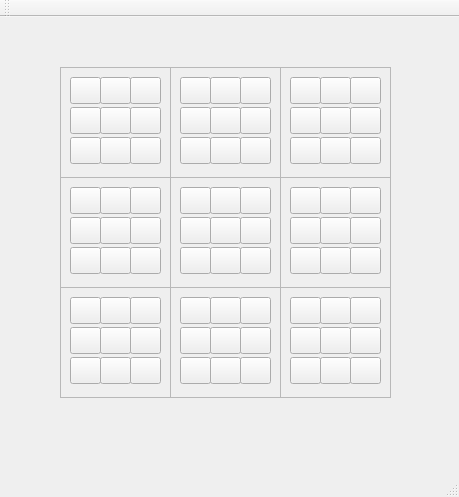
First picture: the form in UltimateTTT/mainwindow.ui, repository srihegde/UltimateTTT, before the edit.
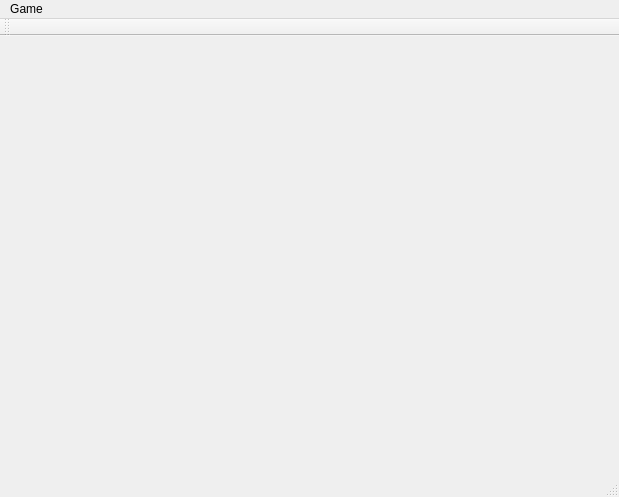
Second picture: the form after the edit.

Commit message: Working GUI with Logic Handles

The edit to the form file:
```diff
--- a/UltimateTTT/mainwindow.ui
+++ b/UltimateTTT/mainwindow.ui
@@ -6,1221 +6,30 @@
    <rect>
     <x>0</x>
     <y>0</y>
-    <width>459</width>
+    <width>619</width>
     <height>497</height>
    </rect>
   </property>
   <property name="windowTitle">
    <string>MainWindow</string>
   </property>
-  <widget class="QWidget" name="centralWidget">
-   <widget class="QFrame" name="frame">
-    <property name="geometry">
-     <rect>
-      <x>60</x>
-      <y>50</y>
-      <width>111</width>
-      <height>111</height>
-     </rect>
-    </property>
-    <property name="frameShape">
-     <enum>QFrame::StyledPanel</enum>
-    </property>
-    <property name="frameShadow">
-     <enum>QFrame::Raised</enum>
-    </property>
-    <widget class="QPushButton" name="pushButton_6">
-     <property name="geometry">
-      <rect>
-       <x>10</x>
-       <y>40</y>
-       <width>31</width>
-       <height>27</height>
-      </rect>
-     </property>
-     <property name="text">
-      <string/>
-     </property>
-    </widget>
-    <widget class="QPushButton" name="pushButton_3">
-     <property name="geometry">
-      <rect>
-       <x>70</x>
-       <y>10</y>
-       <width>31</width>
-       <height>27</height>
-      </rect>
-     </property>
-     <property name="text">
-      <string/>
-     </property>
-    </widget>
-    <widget class="QPushButton" name="pushButton_5">
-     <property name="geometry">
-      <rect>
-       <x>70</x>
-       <y>40</y>
-       <width>31</width>
-       <height>27</height>
-      </rect>
-     </property>
-     <property name="text">
-      <string/>
-     </property>
-    </widget>
-    <widget class="QPushButton" name="pushButton_8">
-     <property name="geometry">
-      <rect>
-       <x>40</x>
-       <y>70</y>
-       <width>31</width>
-       <height>27</height>
-      </rect>
-     </property>
-     <property name="text">
-      <string/>
-     </property>
-    </widget>
-    <widget class="QPushButton" name="pushButton_2">
-     <property name="geometry">
-      <rect>
-       <x>10</x>
-       <y>10</y>
-       <width>31</width>
-       <height>27</height>
-      </rect>
-     </property>
-     <property name="text">
-      <string/>
-     </property>
-    </widget>
-    <widget class="QPushButton" name="pushButton_4">
-     <property name="geometry">
-      <rect>
-       <x>40</x>
-       <y>40</y>
-       <width>31</width>
-       <height>27</height>
-      </rect>
-     </property>
-     <property name="text">
-      <string/>
-     </property>
-    </widget>
-    <widget class="QPushButton" name="pushButton_7">
-     <property name="geometry">
-      <rect>
-       <x>10</x>
-       <y>70</y>
-       <width>31</width>
-       <height>27</height>
-      </rect>
-     </property>
-     <property name="text">
-      <string/>
-     </property>
-    </widget>
-    <widget class="QPushButton" name="pushButton">
-     <property name="geometry">
-      <rect>
-       <x>40</x>
-       <y>10</y>
-       <width>31</width>
-       <height>27</height>
-      </rect>
-     </property>
-     <property name="text">
-      <string/>
-     </property>
-    </widget>
-    <widget class="QPushButton" name="pushButton_9">
-     <property name="geometry">
-      <rect>
-       <x>70</x>
-       <y>70</y>
-       <width>31</width>
-       <height>27</height>
-      </rect>
-     </property>
-     <property name="text">
-      <string/>
-     </property>
-    </widget>
-   </widget>
-   <widget class="QFrame" name="frame_2">
-    <property name="geometry">
-     <rect>
-      <x>170</x>
-      <y>50</y>
-      <width>111</width>
-      <height>111</height>
-     </rect>
-    </property>
-    <property name="frameShape">
-     <enum>QFrame::StyledPanel</enum>
-    </property>
-    <property name="frameShadow">
-     <enum>QFrame::Raised</enum>
-    </property>
-    <widget class="QPushButton" name="pushButton_19">
-     <property name="geometry">
-      <rect>
-       <x>10</x>
-       <y>40</y>
-       <width>31</width>
-       <height>27</height>
-      </rect>
-     </property>
-     <property name="text">
-      <string/>
-     </property>
-    </widget>
-    <widget class="QPushButton" name="pushButton_20">
-     <property name="geometry">
-      <rect>
-       <x>70</x>
-       <y>10</y>
-       <width>31</width>
-       <height>27</height>
-      </rect>
-     </property>
-     <property name="text">
-      <string/>
-     </property>
-    </widget>
-    <widget class="QPushButton" name="pushButton_21">
-     <property name="geometry">
-      <rect>
-       <x>70</x>
-       <y>40</y>
-       <width>31</width>
-       <height>27</height>
-      </rect>
-     </property>
-     <property name="text">
-      <string/>
-     </property>
-    </widget>
-    <widget class="QPushButton" name="pushButton_22">
-     <property name="geometry">
-      <rect>
-       <x>40</x>
-       <y>70</y>
-       <width>31</width>
-       <height>27</height>
-      </rect>
-     </property>
-     <property name="text">
-      <string/>
-     </property>
-    </widget>
-    <widget class="QPushButton" name="pushButton_23">
-     <property name="geometry">
-      <rect>
-       <x>10</x>
-       <y>10</y>
-       <width>31</width>
-       <height>27</height>
-      </rect>
-     </property>
-     <property name="text">
-      <string/>
-     </property>
-    </widget>
-    <widget class="QPushButton" name="pushButton_24">
-     <property name="geometry">
-      <rect>
-       <x>40</x>
-       <y>40</y>
-       <width>31</width>
-       <height>27</height>
-      </rect>
-     </property>
-     <property name="text">
-      <string/>
-     </property>
-    </widget>
-    <widget class="QPushButton" name="pushButton_25">
-     <property name="geometry">
-      <rect>
-       <x>10</x>
-       <y>70</y>
-       <width>31</width>
-       <height>27</height>
-      </rect>
-     </property>
-     <property name="text">
-      <string/>
-     </property>
-    </widget>
-    <widget class="QPushButton" name="pushButton_26">
-     <property name="geometry">
-      <rect>
-       <x>40</x>
-       <y>10</y>
-       <width>31</width>
-       <height>27</height>
-      </rect>
-     </property>
-     <property name="text">
-      <string/>
-     </property>
-    </widget>
-    <widget class="QPushButton" name="pushButton_27">
-     <property name="geometry">
-      <rect>
-       <x>70</x>
-       <y>70</y>
-       <width>31</width>
-       <height>27</height>
-      </rect>
-     </property>
-     <property name="text">
-      <string/>
-     </property>
-    </widget>
-   </widget>
-   <widget class="QFrame" name="frame_3">
-    <property name="geometry">
-     <rect>
-      <x>280</x>
-      <y>50</y>
-      <width>111</width>
-      <height>111</height>
-     </rect>
-    </property>
-    <property name="frameShape">
-     <enum>QFrame::StyledPanel</enum>
-    </property>
-    <property name="frameShadow">
-     <enum>QFrame::Raised</enum>
-    </property>
-    <widget class="QPushButton" name="pushButton_28">
-     <property name="geometry">
-      <rect>
-       <x>10</x>
-       <y>40</y>
-       <width>31</width>
-       <height>27</height>
-      </rect>
-     </property>
-     <property name="text">
-      <string/>
-     </property>
-    </widget>
-    <widget class="QPushButton" name="pushButton_29">
-     <property name="geometry">
-      <rect>
-       <x>70</x>
-       <y>10</y>
-       <width>31</width>
-       <height>27</height>
-      </rect>
-     </property>
-     <property name="text">
-      <string/>
-     </property>
-    </widget>
-    <widget class="QPushButton" name="pushButton_30">
-     <property name="geometry">
-      <rect>
-       <x>70</x>
-       <y>40</y>
-       <width>31</width>
-       <height>27</height>
-      </rect>
-     </property>
-     <property name="text">
-      <string/>
-     </property>
-    </widget>
-    <widget class="QPushButton" name="pushButton_31">
-     <property name="geometry">
-      <rect>
-       <x>40</x>
-       <y>70</y>
-       <width>31</width>
-       <height>27</height>
-      </rect>
-     </property>
-     <property name="text">
-      <string/>
-     </property>
-    </widget>
-    <widget class="QPushButton" name="pushButton_32">
-     <property name="geometry">
-      <rect>
-       <x>10</x>
-       <y>10</y>
-       <width>31</width>
-       <height>27</height>
-      </rect>
-     </property>
-     <property name="text">
-      <string/>
-     </property>
-    </widget>
-    <widget class="QPushButton" name="pushButton_33">
-     <property name="geometry">
-      <rect>
-       <x>40</x>
-       <y>40</y>
-       <width>31</width>
-       <height>27</height>
-      </rect>
-     </property>
-     <property name="text">
-      <string/>
-     </property>
-    </widget>
-    <widget class="QPushButton" name="pushButton_34">
-     <property name="geometry">
-      <rect>
-       <x>10</x>
-       <y>70</y>
-       <width>31</width>
-       <height>27</height>
-      </rect>
-     </property>
-     <property name="text">
-      <string/>
-     </property>
-    </widget>
-    <widget class="QPushButton" name="pushButton_35">
-     <property name="geometry">
-      <rect>
-       <x>40</x>
-       <y>10</y>
-       <width>31</width>
-       <height>27</height>
-      </rect>
-     </property>
-     <property name="text">
-      <string/>
-     </property>
-    </widget>
-    <widget class="QPushButton" name="pushButton_36">
-     <property name="geometry">
-      <rect>
-       <x>70</x>
-       <y>70</y>
-       <width>31</width>
-       <height>27</height>
-      </rect>
-     </property>
-     <property name="text">
-      <string/>
-     </property>
-    </widget>
-   </widget>
-   <widget class="QFrame" name="frame_4">
-    <property name="geometry">
-     <rect>
-      <x>60</x>
-      <y>160</y>
-      <width>111</width>
-      <height>111</height>
-     </rect>
-    </property>
-    <property name="frameShape">
-     <enum>QFrame::StyledPanel</enum>
-    </property>
-    <property name="frameShadow">
-     <enum>QFrame::Raised</enum>
-    </property>
-    <widget class="QPushButton" name="pushButton_37">
-     <property name="geometry">
-      <rect>
-       <x>10</x>
-       <y>40</y>
-       <width>31</width>
-       <height>27</height>
-      </rect>
-     </property>
-     <property name="text">
-      <string/>
-     </property>
-    </widget>
-    <widget class="QPushButton" name="pushButton_38">
-     <property name="geometry">
-      <rect>
-       <x>70</x>
-       <y>10</y>
-       <width>31</width>
-       <height>27</height>
-      </rect>
-     </property>
-     <property name="text">
-      <string/>
-     </property>
-    </widget>
-    <widget class="QPushButton" name="pushButton_39">
-     <property name="geometry">
-      <rect>
-       <x>70</x>
-       <y>40</y>
-       <width>31</width>
-       <height>27</height>
-      </rect>
-     </property>
-     <property name="text">
-      <string/>
-     </property>
-    </widget>
-    <widget class="QPushButton" name="pushButton_40">
-     <property name="geometry">
-      <rect>
-       <x>40</x>
-       <y>70</y>
-       <width>31</width>
-       <height>27</height>
-      </rect>
-     </property>
-     <property name="text">
-      <string/>
-     </property>
-    </widget>
-    <widget class="QPushButton" name="pushButton_41">
-     <property name="geometry">
-      <rect>
-       <x>10</x>
-       <y>10</y>
-       <width>31</width>
-       <height>27</height>
-      </rect>
-     </property>
-     <property name="text">
-      <string/>
-     </property>
-    </widget>
-    <widget class="QPushButton" name="pushButton_42">
-     <property name="geometry">
-      <rect>
-       <x>40</x>
-       <y>40</y>
-       <width>31</width>
-       <height>27</height>
-      </rect>
-     </property>
-     <property name="text">
-      <string/>
-     </property>
-    </widget>
-    <widget class="QPushButton" name="pushButton_43">
-     <property name="geometry">
-      <rect>
-       <x>10</x>
-       <y>70</y>
-       <width>31</width>
-       <height>27</height>
-      </rect>
-     </property>
-     <property name="text">
-      <string/>
-     </property>
-    </widget>
-    <widget class="QPushButton" name="pushButton_44">
-     <property name="geometry">
-      <rect>
-       <x>40</x>
-       <y>10</y>
-       <width>31</width>
-       <height>27</height>
-      </rect>
-     </property>
-     <property name="text">
-      <string/>
-     </property>
-    </widget>
-    <widget class="QPushButton" name="pushButton_45">
-     <property name="geometry">
-      <rect>
-       <x>70</x>
-       <y>70</y>
-       <width>31</width>
-       <height>27</height>
-      </rect>
-     </property>
-     <property name="text">
-      <string/>
-     </property>
-    </widget>
-   </widget>
-   <widget class="QFrame" name="frame_5">
-    <property name="geometry">
-     <rect>
-      <x>170</x>
-      <y>160</y>
-      <width>111</width>
-      <height>111</height>
-     </rect>
-    </property>
-    <property name="frameShape">
-     <enum>QFrame::StyledPanel</enum>
-    </property>
-    <property name="frameShadow">
-     <enum>QFrame::Raised</enum>
-    </property>
-    <widget class="QPushButton" name="pushButton_46">
-     <property name="geometry">
-      <rect>
-       <x>10</x>
-       <y>40</y>
-       <width>31</width>
-       <height>27</height>
-      </rect>
-     </property>
-     <property name="text">
-      <string/>
-     </property>
-    </widget>
-    <widget class="QPushButton" name="pushButton_47">
-     <property name="geometry">
-      <rect>
-       <x>70</x>
-       <y>10</y>
-       <width>31</width>
-       <height>27</height>
-      </rect>
-     </property>
-     <property name="text">
-      <string/>
-     </property>
-    </widget>
-    <widget class="QPushButton" name="pushButton_48">
-     <property name="geometry">
-      <rect>
-       <x>70</x>
-       <y>40</y>
-       <width>31</width>
-       <height>27</height>
-      </rect>
-     </property>
-     <property name="text">
-      <string/>
-     </property>
-    </widget>
-    <widget class="QPushButton" name="pushButton_49">
-     <property name="geometry">
-      <rect>
-       <x>40</x>
-       <y>70</y>
-       <width>31</width>
-       <height>27</height>
-      </rect>
-     </property>
-     <property name="text">
-      <string/>
-     </property>
-    </widget>
-    <widget class="QPushButton" name="pushButton_50">
-     <property name="geometry">
-      <rect>
-       <x>10</x>
-       <y>10</y>
-       <width>31</width>
-       <height>27</height>
-      </rect>
-     </property>
-     <property name="text">
-      <string/>
-     </property>
-    </widget>
-    <widget class="QPushButton" name="pushButton_51">
-     <property name="geometry">
-      <rect>
-       <x>40</x>
-       <y>40</y>
-       <width>31</width>
-       <height>27</height>
-      </rect>
-     </property>
-     <property name="text">
-      <string/>
-     </property>
-    </widget>
-    <widget class="QPushButton" name="pushButton_52">
-     <property name="geometry">
-      <rect>
-       <x>10</x>
-       <y>70</y>
-       <width>31</width>
-       <height>27</height>
-      </rect>
-     </property>
-     <property name="text">
-      <string/>
-     </property>
-    </widget>
-    <widget class="QPushButton" name="pushButton_53">
-     <property name="geometry">
-      <rect>
-       <x>40</x>
-       <y>10</y>
-       <width>31</width>
-       <height>27</height>
-      </rect>
-     </property>
-     <property name="text">
-      <string/>
-     </property>
-    </widget>
-    <widget class="QPushButton" name="pushButton_54">
-     <property name="geometry">
-      <rect>
-       <x>70</x>
-       <y>70</y>
-       <width>31</width>
-       <height>27</height>
-      </rect>
-     </property>
-     <property name="text">
-      <string/>
-     </property>
-    </widget>
-   </widget>
-   <widget class="QFrame" name="frame_6">
-    <property name="geometry">
-     <rect>
-      <x>280</x>
-      <y>160</y>
-      <width>111</width>
-      <height>111</height>
-     </rect>
-    </property>
-    <property name="frameShape">
-     <enum>QFrame::StyledPanel</enum>
-    </property>
-    <property name="frameShadow">
-     <enum>QFrame::Raised</enum>
-    </property>
-    <widget class="QPushButton" name="pushButton_55">
-     <property name="geometry">
-      <rect>
-       <x>10</x>
-       <y>40</y>
-       <width>31</width>
-       <height>27</height>
-      </rect>
-     </property>
-     <property name="text">
-      <string/>
-     </property>
-    </widget>
-    <widget class="QPushButton" name="pushButton_56">
-     <property name="geometry">
-      <rect>
-       <x>70</x>
-       <y>10</y>
-       <width>31</width>
-       <height>27</height>
-      </rect>
-     </property>
-     <property name="text">
-      <string/>
-     </property>
-    </widget>
-    <widget class="QPushButton" name="pushButton_57">
-     <property name="geometry">
-      <rect>
-       <x>70</x>
-       <y>40</y>
-       <width>31</width>
-       <height>27</height>
-      </rect>
-     </property>
-     <property name="text">
-      <string/>
-     </property>
-    </widget>
-    <widget class="QPushButton" name="pushButton_58">
-     <property name="geometry">
-      <rect>
-       <x>40</x>
-       <y>70</y>
-       <width>31</width>
-       <height>27</height>
-      </rect>
-     </property>
-     <property name="text">
-      <string/>
-     </property>
-    </widget>
-    <widget class="QPushButton" name="pushButton_59">
-     <property name="geometry">
-      <rect>
-       <x>10</x>
-       <y>10</y>
-       <width>31</width>
-       <height>27</height>
-      </rect>
-     </property>
-     <property name="text">
-      <string/>
-     </property>
-    </widget>
-    <widget class="QPushButton" name="pushButton_60">
-     <property name="geometry">
-      <rect>
-       <x>40</x>
-       <y>40</y>
-       <width>31</width>
-       <height>27</height>
-      </rect>
-     </property>
-     <property name="text">
-      <string/>
-     </property>
-    </widget>
-    <widget class="QPushButton" name="pushButton_61">
-     <property name="geometry">
-      <rect>
-       <x>10</x>
-       <y>70</y>
-       <width>31</width>
-       <height>27</height>
-      </rect>
-     </property>
-     <property name="text">
-      <string/>
-     </property>
-    </widget>
-    <widget class="QPushButton" name="pushButton_62">
-     <property name="geometry">
-      <rect>
-       <x>40</x>
-       <y>10</y>
-       <width>31</width>
-       <height>27</height>
-      </rect>
-     </property>
-     <property name="text">
-      <string/>
-     </property>
-    </widget>
-    <widget class="QPushButton" name="pushButton_63">
-     <property name="geometry">
-      <rect>
-       <x>70</x>
-       <y>70</y>
-       <width>31</width>
-       <height>27</height>
-      </rect>
-     </property>
-     <property name="text">
-      <string/>
-     </property>
-    </widget>
-   </widget>
-   <widget class="QFrame" name="frame_7">
-    <property name="geometry">
-     <rect>
-      <x>60</x>
-      <y>270</y>
-      <width>111</width>
-      <height>111</height>
-     </rect>
-    </property>
-    <property name="frameShape">
-     <enum>QFrame::StyledPanel</enum>
-    </property>
-    <property name="frameShadow">
-     <enum>QFrame::Raised</enum>
-    </property>
-    <widget class="QPushButton" name="pushButton_64">
-     <property name="geometry">
-      <rect>
-       <x>10</x>
-       <y>40</y>
-       <width>31</width>
-       <height>27</height>
-      </rect>
-     </property>
-     <property name="text">
-      <string/>
-     </property>
-    </widget>
-    <widget class="QPushButton" name="pushButton_65">
-     <property name="geometry">
-      <rect>
-       <x>70</x>
-       <y>10</y>
-       <width>31</width>
-       <height>27</height>
-      </rect>
-     </property>
-     <property name="text">
-      <string/>
-     </property>
-    </widget>
-    <widget class="QPushButton" name="pushButton_66">
-     <property name="geometry">
-      <rect>
-       <x>70</x>
-       <y>40</y>
-       <width>31</width>
-       <height>27</height>
-      </rect>
-     </property>
-     <property name="text">
-      <string/>
-     </property>
-    </widget>
-    <widget class="QPushButton" name="pushButton_67">
-     <property name="geometry">
-      <rect>
-       <x>40</x>
-       <y>70</y>
-       <width>31</width>
-       <height>27</height>
-      </rect>
-     </property>
-     <property name="text">
-      <string/>
-     </property>
-    </widget>
-    <widget class="QPushButton" name="pushButton_68">
-     <property name="geometry">
-      <rect>
-       <x>10</x>
-       <y>10</y>
-       <width>31</width>
-       <height>27</height>
-      </rect>
-     </property>
-     <property name="text">
-      <string/>
-     </property>
-    </widget>
-    <widget class="QPushButton" name="pushButton_69">
-     <property name="geometry">
-      <rect>
-       <x>40</x>
-       <y>40</y>
-       <width>31</width>
-       <height>27</height>
-      </rect>
-     </property>
-     <property name="text">
-      <string/>
-     </property>
-    </widget>
-    <widget class="QPushButton" name="pushButton_70">
-     <property name="geometry">
-      <rect>
-       <x>10</x>
-       <y>70</y>
-       <width>31</width>
-       <height>27</height>
-      </rect>
-     </property>
-     <property name="text">
-      <string/>
-     </property>
-    </widget>
-    <widget class="QPushButton" name="pushButton_71">
-     <property name="geometry">
-      <rect>
-       <x>40</x>
-       <y>10</y>
-       <width>31</width>
-       <height>27</height>
-      </rect>
-     </property>
-     <property name="text">
-      <string/>
-     </property>
-    </widget>
-    <widget class="QPushButton" name="pushButton_72">
-     <property name="geometry">
-      <rect>
-       <x>70</x>
-       <y>70</y>
-       <width>31</width>
-       <height>27</height>
-      </rect>
-     </property>
-     <property name="text">
-      <string/>
-     </property>
-    </widget>
-   </widget>
-   <widget class="QFrame" name="frame_8">
-    <property name="geometry">
-     <rect>
-      <x>170</x>
-      <y>270</y>
-      <width>111</width>
-      <height>111</height>
-     </rect>
-    </property>
-    <property name="frameShape">
-     <enum>QFrame::StyledPanel</enum>
-    </property>
-    <property name="frameShadow">
-     <enum>QFrame::Raised</enum>
-    </property>
-    <widget class="QPushButton" name="pushButton_82">
-     <property name="geometry">
-      <rect>
-       <x>10</x>
-       <y>40</y>
-       <width>31</width>
-       <height>27</height>
-      </rect>
-     </property>
-     <property name="text">
-      <string/>
-     </property>
-    </widget>
-    <widget class="QPushButton" name="pushButton_83">
-     <property name="geometry">
-      <rect>
-       <x>70</x>
-       <y>10</y>
-       <width>31</width>
-       <height>27</height>
-      </rect>
-     </property>
-     <property name="text">
-      <string/>
-     </property>
-    </widget>
-    <widget class="QPushButton" name="pushButton_84">
-     <property name="geometry">
-      <rect>
-       <x>70</x>
-       <y>40</y>
-       <width>31</width>
-       <height>27</height>
-      </rect>
-     </property>
-     <property name="text">
-      <string/>
-     </property>
-    </widget>
-    <widget class="QPushButton" name="pushButton_85">
-     <property name="geometry">
-      <rect>
-       <x>40</x>
-       <y>70</y>
-       <width>31</width>
-       <height>27</height>
-      </rect>
-     </property>
-     <property name="text">
-      <string/>
-     </property>
-    </widget>
-    <widget class="QPushButton" name="pushButton_86">
-     <property name="geometry">
-      <rect>
-       <x>10</x>
-       <y>10</y>
-       <width>31</width>
-       <height>27</height>
-      </rect>
-     </property>
-     <property name="text">
-      <string/>
-     </property>
-    </widget>
-    <widget class="QPushButton" name="pushButton_87">
-     <property name="geometry">
-      <rect>
-       <x>40</x>
-       <y>40</y>
-       <width>31</width>
-       <height>27</height>
-      </rect>
-     </property>
-     <property name="text">
-      <string/>
-     </property>
-    </widget>
-    <widget class="QPushButton" name="pushButton_88">
-     <property name="geometry">
-      <rect>
-       <x>10</x>
-       <y>70</y>
-       <width>31</width>
-       <height>27</height>
-      </rect>
-     </property>
-     <property name="text">
-      <string/>
-     </property>
-    </widget>
-    <widget class="QPushButton" name="pushButton_89">
-     <property name="geometry">
-      <rect>
-       <x>40</x>
-       <y>10</y>
-       <width>31</width>
-       <height>27</height>
-      </rect>
-     </property>
-     <property name="text">
-      <string/>
-     </property>
-    </widget>
-    <widget class="QPushButton" name="pushButton_90">
-     <property name="geometry">
-      <rect>
-       <x>70</x>
-       <y>70</y>
-       <width>31</width>
-       <height>27</height>
-      </rect>
-     </property>
-     <property name="text">
-      <string/>
-     </property>
-    </widget>
-   </widget>
-   <widget class="QFrame" name="frame_9">
-    <property name="geometry">
-     <rect>
-      <x>280</x>
-      <y>270</y>
-      <width>111</width>
-      <height>111</height>
-     </rect>
-    </property>
-    <property name="frameShape">
-     <enum>QFrame::StyledPanel</enum>
-    </property>
-    <property name="frameShadow">
-     <enum>QFrame::Raised</enum>
-    </property>
-    <widget class="QPushButton" name="pushButton_91">
-     <property name="geometry">
-      <rect>
-       <x>10</x>
-       <y>40</y>
-       <width>31</width>
-       <height>27</height>
-      </rect>
-     </property>
-     <property name="text">
-      <string/>
-     </property>
-    </widget>
-    <widget class="QPushButton" name="pushButton_92">
-     <property name="geometry">
-      <rect>
-       <x>70</x>
-       <y>10</y>
-       <width>31</width>
-       <height>27</height>
-      </rect>
-     </property>
-     <property name="text">
-      <string/>
-     </property>
-    </widget>
-    <widget class="QPushButton" name="pushButton_93">
-     <property name="geometry">
-      <rect>
-       <x>70</x>
-       <y>40</y>
-       <width>31</width>
-       <height>27</height>
-      </rect>
-     </property>
-     <property name="text">
-      <string/>
-     </property>
-    </widget>
-    <widget class="QPushButton" name="pushButton_94">
-     <property name="geometry">
-      <rect>
-       <x>40</x>
-       <y>70</y>
-       <width>31</width>
-       <height>27</height>
-      </rect>
-     </property>
-     <property name="text">
-      <string/>
-     </property>
-    </widget>
-    <widget class="QPushButton" name="pushButton_95">
-     <property name="geometry">
-      <rect>
-       <x>10</x>
-       <y>10</y>
-       <width>31</width>
-       <height>27</height>
-      </rect>
-     </property>
-     <property name="text">
-      <string/>
-     </property>
-    </widget>
-    <widget class="QPushButton" name="pushButton_96">
-     <property name="geometry">
-      <rect>
-       <x>40</x>
-       <y>40</y>
-       <width>31</width>
-       <height>27</height>
-      </rect>
-     </property>
-     <property name="text">
-      <string/>
-     </property>
-    </widget>
-    <widget class="QPushButton" name="pushButton_97">
-     <property name="geometry">
-      <rect>
-       <x>10</x>
-       <y>70</y>
-       <width>31</width>
-       <height>27</height>
-      </rect>
-     </property>
-     <property name="text">
-      <string/>
-     </property>
-    </widget>
-    <widget class="QPushButton" name="pushButton_98">
-     <property name="geometry">
-      <rect>
-       <x>40</x>
-       <y>10</y>
-       <width>31</width>
-       <height>27</height>
-      </rect>
-     </property>
-     <property name="text">
-      <string/>
-     </property>
-    </widget>
-    <widget class="QPushButton" name="pushButton_99">
-     <property name="geometry">
-      <rect>
-       <x>70</x>
-       <y>70</y>
-       <width>31</width>
-       <height>27</height>
-      </rect>
-     </property>
-     <property name="text">
-      <string/>
-     </property>
-    </widget>
-   </widget>
-  </widget>
+  <widget class="QWidget" name="centralWidget"/>
   <widget class="QMenuBar" name="menuBar">
    <property name="geometry">
     <rect>
      <x>0</x>
      <y>0</y>
-     <width>459</width>
+     <width>619</width>
      <height>25</height>
     </rect>
    </property>
+   <widget class="QMenu" name="menuGame">
+    <property name="title">
+     <string>Game</string>
+    </property>
+    <addaction name="actionNew_Game"/>
+   </widget>
+   <addaction name="menuGame"/>
   </widget>
   <widget class="QStatusBar" name="statusBar"/>
   <widget class="QToolBar" name="toolBar">
@@ -1231,7 +40,7 @@
     <enum>TopToolBarArea</enum>
    </attribute>
    <attribute name="toolBarBreak">
-    <bool>true</bool>
+    <bool>false</bool>
    </attribute>
   </widget>
  </widget>
```
Left out of the diff: 5 changed lines with no effect on the pictures. The commit also changes 6 other files.
